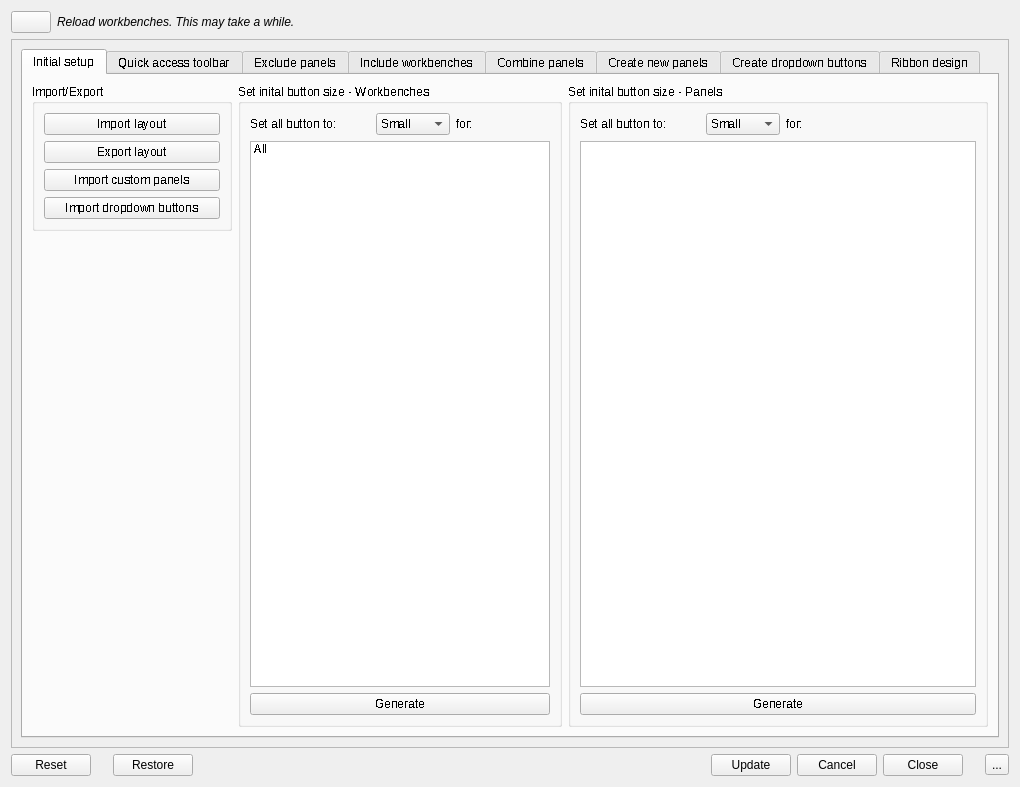
Old version of the form Resources/ui/Design.ui in the repository APEbbers/FreeCAD-Ribbon.
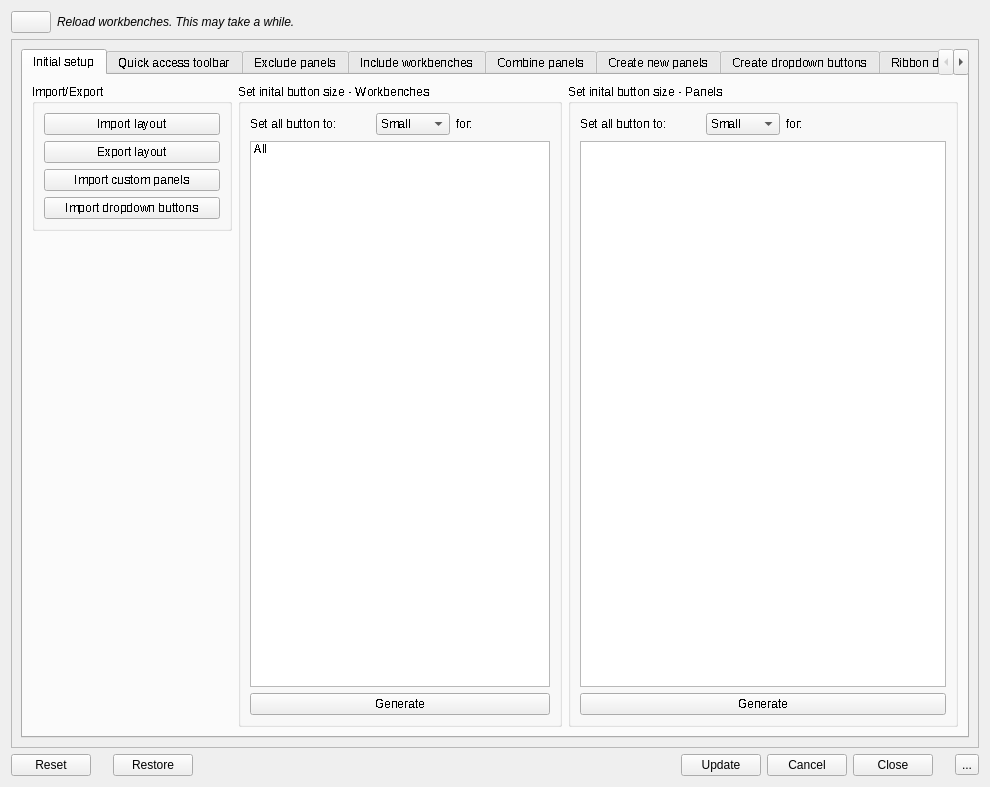
New version of the form. Icons and pictures are not drawn.

Commit message: Changed default size of layout menu

The edit to the form file:
```diff
--- a/Resources/ui/Design.ui
+++ b/Resources/ui/Design.ui
@@ -9,7 +9,7 @@
    <rect>
     <x>0</x>
     <y>0</y>
-    <width>1020</width>
+    <width>990</width>
     <height>787</height>
    </rect>
   </property>
@@ -206,7 +206,7 @@
          <rect>
           <x>0</x>
           <y>0</y>
-          <width>998</width>
+          <width>968</width>
           <height>703</height>
          </rect>
         </property>
```
The commit also changes 2 other files.
